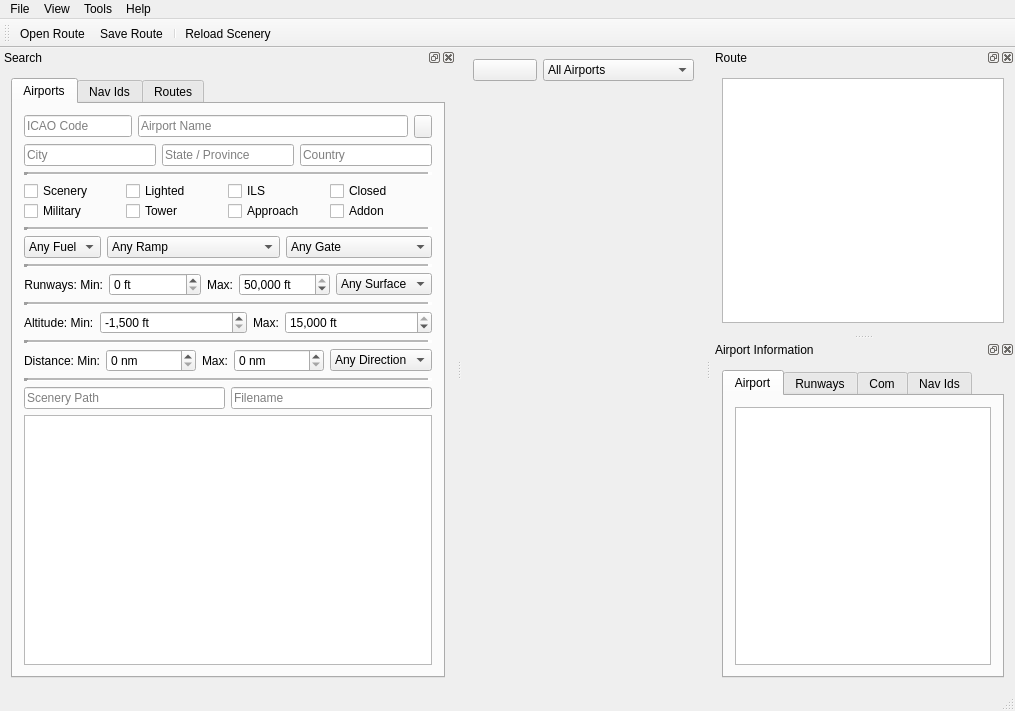
This is src/gui/mainwindow.ui in albar965/littlenavmap as Qt 5 draws it before an edit. The edited form follows.
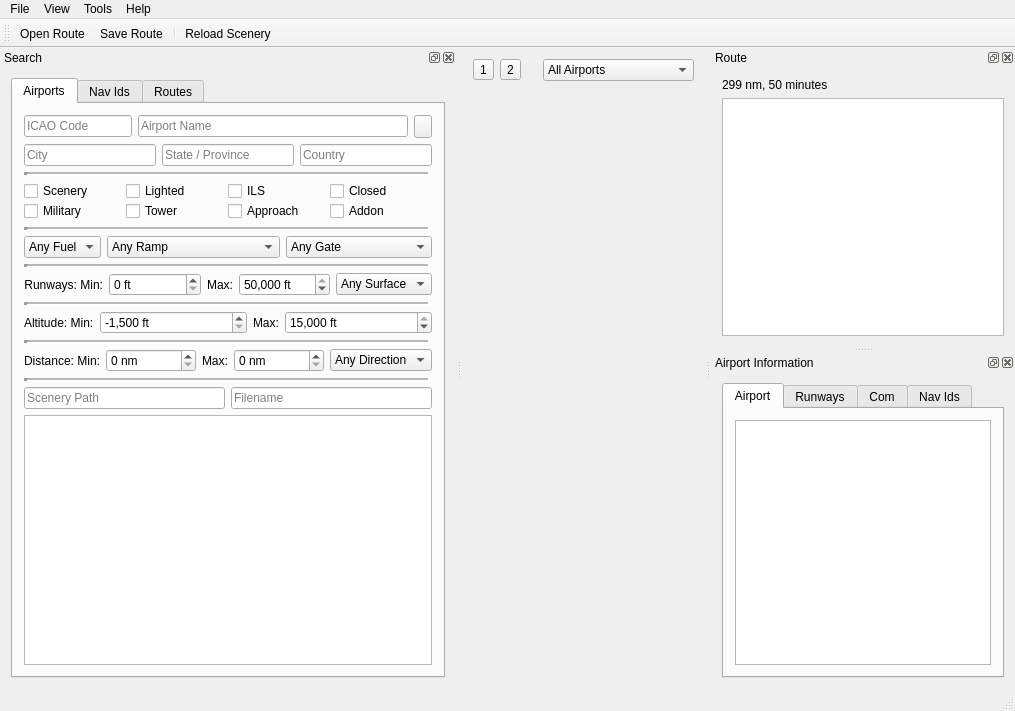
This is the edited form. Icons and pictures are not drawn.

```diff
--- a/src/gui/mainwindow.ui
+++ b/src/gui/mainwindow.ui
@@ -18,12 +18,32 @@
     <item>
      <layout class="QHBoxLayout" name="horizontalLayoutMap">
       <item>
-       <widget class="QPushButton" name="pushButton">
+       <widget class="QToolButton" name="toolButton">
         <property name="text">
-         <string/>
+         <string>1</string>
         </property>
        </widget>
       </item>
+      <item>
+       <widget class="QToolButton" name="toolButton_2">
+        <property name="text">
+         <string>2</string>
+        </property>
+       </widget>
+      </item>
+      <item>
+       <spacer name="horizontalSpacer">
+        <property name="orientation">
+         <enum>Qt::Horizontal</enum>
+        </property>
+        <property name="sizeHint" stdset="0">
+         <size>
+          <width>40</width>
+          <height>20</height>
+         </size>
+        </property>
+       </spacer>
+      </item>
       <item>
        <widget class="QComboBox" name="comboBox">
         <item>
@@ -894,6 +914,13 @@
    </attribute>
    <widget class="QWidget" name="dockWidgetContents_2">
     <layout class="QVBoxLayout" name="verticalLayout_3">
+     <item>
+      <widget class="QLabel" name="label_5">
+       <property name="text">
+        <string>299 nm, 50 minutes</string>
+       </property>
+      </widget>
+     </item>
      <item>
       <widget class="QTableView" name="tableViewRoute"/>
      </item>
```
Left out of the diff: 62 changed lines with no effect on the pictures.
